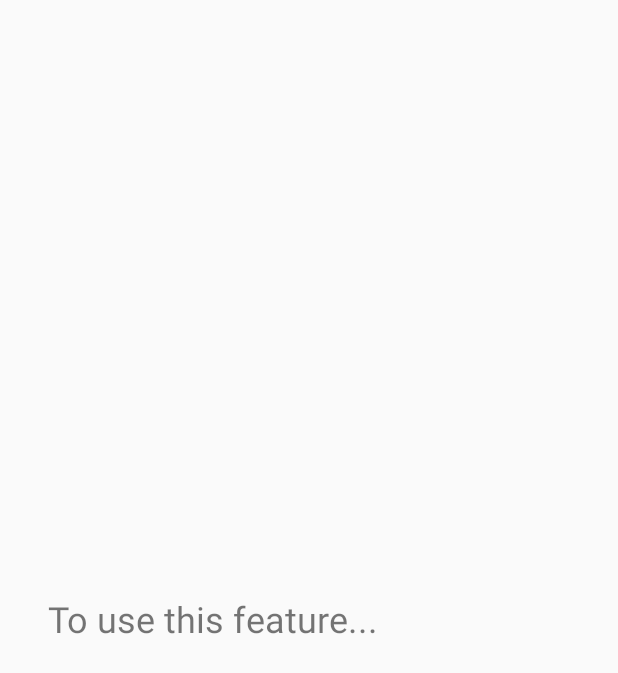
After one commit to laymonage/santun, an Android app: the layout permission_rationale_fragment.xml on its own in the app's theme, with its tools: preview values and no code run, on a phone screen of 412 x 824 dp. The commit adds this screen. Shown: the top 673 px of the screen. Run offline under Robolectric (Android 15) with nearby library versions, the phone set to English and light mode, and no system bars.

Commit message:
Implement camera permission request
I know this isn't necessary, but it's in the assignment's requirements ;_;

```diff
--- a/app/src/main/AndroidManifest.xml
+++ b/app/src/main/AndroidManifest.xml
@@ -1,8 +1,9 @@
 <?xml version="1.0" encoding="utf-8"?>
 <manifest xmlns:android="http://schemas.android.com/apk/res/android"
     package="id.ac.ui.cs.mobileprogramming.sage.santun">
-
-    <uses-permission android:name="android.permission.ACCESS_NETWORK_STATE"/>
+    <uses-feature android:name="android.hardware.camera" android:required="false" />
+    <uses-permission android:name="android.permission.ACCESS_NETWORK_STATE" />
+    <uses-permission android:name="android.permission.CAMERA" />
     <uses-permission android:name="android.permission.INTERNET" />
     <application
         android:allowBackup="true"
--- a/app/src/main/res/layout/compose_fragment.xml
+++ b/app/src/main/res/layout/compose_fragment.xml
@@ -134,7 +134,7 @@
                 <com.google.android.material.button.MaterialButton
                     android:id="@+id/imageButton"
                     style="@style/Widget.MaterialComponents.Button"
-                    android:layout_width="0dp"
+                    android:layout_width="wrap_content"
                     android:layout_height="wrap_content"
                     android:layout_marginStart="16dp"
                     android:layout_marginLeft="16dp"
--- /dev/null
+++ b/app/src/main/res/layout/permission_rationale_fragment.xml
@@ -0,0 +1,36 @@
+<?xml version="1.0" encoding="utf-8"?>
+<layout xmlns:android="http://schemas.android.com/apk/res/android"
+    xmlns:app="http://schemas.android.com/apk/res-auto"
+    xmlns:tools="http://schemas.android.com/tools">
+
+    <data>
+        <variable
+            name="viewModel"
+            type="id.ac.ui.cs.mobileprogramming.sage.santun.ui.compose.PermissionRationaleViewModel" />
+    </data>
+
+    <androidx.constraintlayout.widget.ConstraintLayout
+        android:layout_width="match_parent"
+        android:layout_height="match_parent"
+        tools:context=".ui.compose.PermissionRationaleFragment">
+
+        <TextView
+            android:layout_width="wrap_content"
+            android:layout_height="wrap_content"
+            android:layout_marginStart="32dp"
+            android:layout_marginLeft="32dp"
+            android:layout_marginTop="32dp"
+            android:layout_marginEnd="32dp"
+            android:layout_marginRight="32dp"
+            android:layout_marginBottom="32dp"
+            android:text="@{viewModel.message}"
+            android:textSize="24sp"
+            app:layout_constraintBottom_toBottomOf="parent"
+            app:layout_constraintEnd_toEndOf="parent"
+            app:layout_constraintHorizontal_bias="0"
+            app:layout_constraintStart_toStartOf="parent"
+            app:layout_constraintTop_toTopOf="parent"
+            tools:text="To use this feature..." />
+
+    </androidx.constraintlayout.widget.ConstraintLayout>
+</layout>
--- a/app/src/main/res/values/strings.xml
+++ b/app/src/main/res/values/strings.xml
@@ -20,4 +20,5 @@
     <string name="no_message_selected">Select a message to see the details.</string>
     <string name="message_send_success">Message has been sent successfully!</string>
     <string name="message_send_failed">Failed to send message, retrying later.</string>
+    <string name="camera_permission_rationale">To use this feature, you must allow this application to access your camera.</string>
 </resources>
```
Also changed, not shown: app/src/main/java/id/ac/ui/cs/mobileprogramming/sage/santun/ui/compose/ComposeFragment.kt (+27 -4 lines), app/src/main/java/id/ac/ui/cs/mobileprogramming/sage/santun/ui/compose/PermissionRationaleFragment.kt (added, +35 -0 lines), app/src/main/java/id/ac/ui/cs/mobileprogramming/sage/santun/ui/compose/PermissionRationaleViewModel.kt (added, +8 -0 lines), app/src/main/java/id/ac/ui/cs/mobileprogramming/sage/santun/util/permissions/Camera.kt (added, +25 -0 lines), app/src/main/java/id/ac/ui/cs/mobileprogramming/sage/santun/util/permissions/Permission.kt (added, +9 -0 lines), 1 other file.
